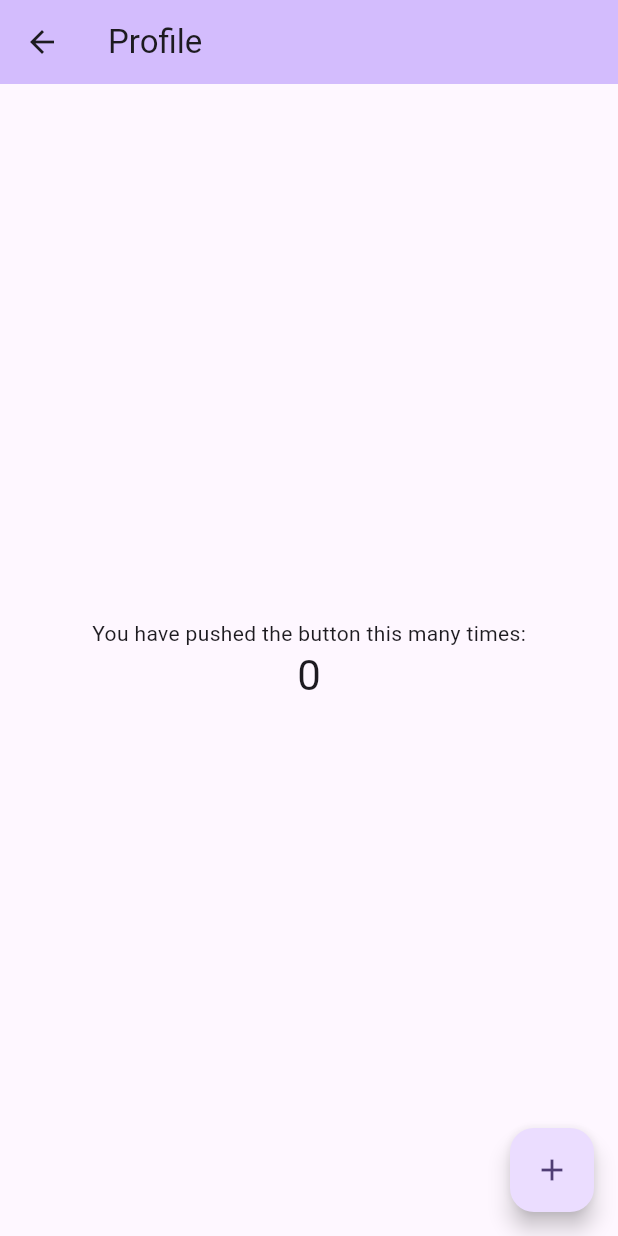
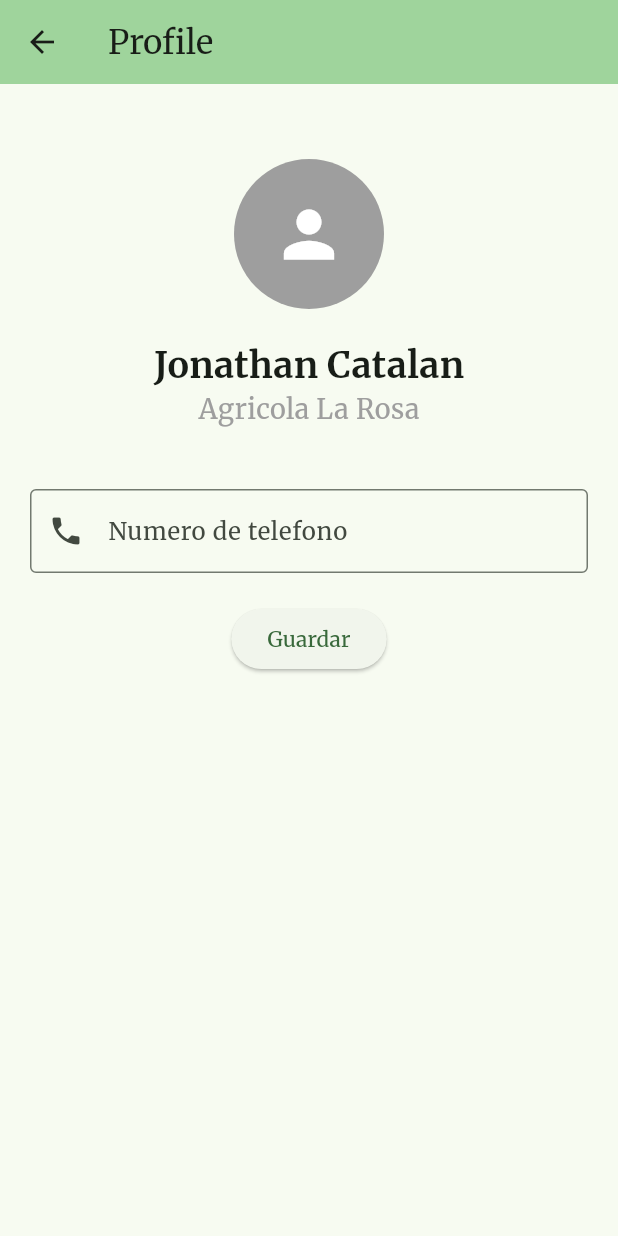
Before and after one commit to JohnCooper25/AgroData_App, a Flutter app: the screen it shows after launch, after a tap on the "menu" icon, after a tap on "Profile", on a phone screen of 412 x 824 dp. Run offline on Flutter 3.47's test engine with Material 3 defaults, Android fonts, the phone set to English and light mode, and no system bars.

Commit message:
Se implementan iconos, fonts, y se implementan cambios en las pantallas de la app

```diff
--- a/App_AgroData/lib/Pages/Home.dart
+++ b/App_AgroData/lib/Pages/Home.dart
@@ -1,4 +1,5 @@
 import 'package:flutter/material.dart';
+import 'package:flutter_application_1/Pages/New_Harvest.dart';
 import 'package:flutter_application_1/Pages/profile.dart';
 
 class MyHomePage extends StatefulWidget {
@@ -16,8 +17,15 @@ class _MyHomePageState extends State<MyHomePage> {
     fontSize: 30,
     fontWeight: FontWeight.bold,
   );
-  static const List<Widget> _widgetOptions = <Widget>[
-    Text('Index 0: Home', style: optionStyle),
+  static final List<Widget> _widgetOptions = <Widget>[
+    Container(
+    decoration: const BoxDecoration(
+      image: DecorationImage(
+        image: AssetImage('assets/backgrounds/background_home.png'),
+        fit: BoxFit.fill,
+      ),
+    ),
+  ),
     Text('Index 1: Profile', style: optionStyle),
     Text('Index 2: New Harvest', style: optionStyle),
   ];
@@ -52,16 +60,16 @@ class _MyHomePageState extends State<MyHomePage> {
           padding: EdgeInsets.zero,
           children: [
             const DrawerHeader(
-              decoration: BoxDecoration(color: Colors.blue),
-              child: Text('Drawer Header'),
+              decoration: BoxDecoration(color: Color.fromARGB(255, 123, 200, 126)),
+              child: Text('Menu'),
             ),
             ListTile(
               title: const Text('Home'),
               selected: _selectedIndex == 0,
               onTap: () {
-                // Update the state of the app
+
                 _onItemTapped(0);
-                // Then close the drawer
+
                 Navigator.pop(context);
               },
             ),
@@ -69,21 +77,19 @@ class _MyHomePageState extends State<MyHomePage> {
               title: const Text('Profile'),
               selected: _selectedIndex == 1,
               onTap: () {
-                // Update the state of the app
-                //_onItemTapped(1);
+
                 Navigator.push(context, MaterialPageRoute(builder: (context) => const MyProfilePage(title: 'Profile')));
-                // Then close the drawer
-                //Navigator.pop(context);
+
               },
             ),
             ListTile(
               title: const Text('New Harvest'),
               selected: _selectedIndex == 2,
               onTap: () {
-                // Update the state of the app
-                _onItemTapped(2);
-                // Then close the drawer
-                Navigator.pop(context);
+
+               Navigator.push(context, MaterialPageRoute(builder: (context) => const MyNew_HarvestPage(title: 'New Harvest')));
+
+
               },
             ),
           ],
--- a/App_AgroData/lib/Pages/Profile.dart
+++ b/App_AgroData/lib/Pages/Profile.dart
@@ -3,55 +3,71 @@ import 'package:flutter/material.dart';
 class MyProfilePage extends StatefulWidget {
   const MyProfilePage({super.key, required this.title});
 
-
   final String title;
 
   @override
   State<MyProfilePage> createState() => _MyProfileState();
-
-
 }
 
+class _MyProfileState extends State<MyProfilePage> {
+  final TextEditingController _phoneController = TextEditingController();
 
-class _MyProfileState extends State<MyProfilePage> {
-  int _counter = 0;
-
-  void _incrementCounter() {
-    setState(() {
-
-      _counter++;
-    });
-  }
+  final String _name = "Jonathan Catalan";
+  final String _huerto = "Agricola La Rosa";
 
   @override
   Widget build(BuildContext context) {
-
     return Scaffold(
       appBar: AppBar(
-
         backgroundColor: Theme.of(context).colorScheme.inversePrimary,
-
         title: Text(widget.title),
       ),
-      body: Center(
-
+      body: Padding(
+        padding: const EdgeInsets.all(20.0),
         child: Column(
-
-          mainAxisAlignment: MainAxisAlignment.center,
-          children: <Widget>[
-            const Text('You have pushed the button this many times:'),
+          children: [
+            const SizedBox(height: 30),
+            const CircleAvatar(
+              radius: 50,
+              backgroundColor: Colors.grey,
+              child: Icon(
+                Icons.person,
+                size: 50,
+                color: Colors.white,
+              ),
+            ),
+            const SizedBox(height: 20),
             Text(
-              '$_counter',
-              style: Theme.of(context).textTheme.headlineMedium,
+              _name,
+              style: const TextStyle(fontSize: 24, fontWeight: FontWeight.bold),
+            ),
+            Text(
+              _huerto,
+              style: const TextStyle(fontSize: 18, color: Colors.grey),
+            ),
+            const SizedBox(height: 40),
+            TextField(
+              controller: _phoneController,
+              keyboardType: TextInputType.phone,
+              decoration: const InputDecoration(
+                labelText: 'Numero de telefono',
+                border: OutlineInputBorder(),
+                prefixIcon: Icon(Icons.phone),
+              ),
+            ),
+            const SizedBox(height: 20),
+            ElevatedButton(
+              onPressed: () {
+                String phone = _phoneController.text;
+                ScaffoldMessenger.of(context).showSnackBar(
+                  SnackBar(content: Text('Numero guardado: $phone')),
+                );
+              },
+              child: const Text('Guardar'),
             ),
           ],
         ),
       ),
-      floatingActionButton: FloatingActionButton(
-        onPressed: _incrementCounter,
-        tooltip: 'Increment',
-        child: const Icon(Icons.add),
-      ),
     );
   }
 }
--- a/App_AgroData/lib/Pages/Splash.dart
+++ b/App_AgroData/lib/Pages/Splash.dart
@@ -1,57 +1,44 @@
 import 'package:flutter/material.dart';
+import 'home.dart'; // Asegúrate de importar home.dart correctamente
 
 class MySplashPage extends StatefulWidget {
-  const MySplashPage({super.key, required this.title});
-
-
-
-  final String title;
+  const MySplashPage({super.key});
 
   @override
-  State<MySplashPage> createState() => _MySplashState();
-
-
+  State<MySplashPage> createState() => _MySplashPageState();
 }
 
+class _MySplashPageState extends State<MySplashPage> {
+  @override
+  void initState() {
+    super.initState();
 
-class _MySplashState extends State<MySplashPage> {
-  int _counter = 0;
-
-  void _incrementCounter() {
-    setState(() {
-
-      _counter++;
+    // Esperar 3 segundos y navegar a la pantalla Home
+    Future.delayed(const Duration(seconds: 3), () {
+      Navigator.of(context).pushReplacement(
+        MaterialPageRoute(
+          builder: (context) => const MyHomePage(title: 'AgroData'),
+        ),
+      );
     });
   }
 
   @override
 Widget build(BuildContext context) {
-
   return Scaffold(
-      appBar: AppBar(
-
-        backgroundColor: Theme.of(context).colorScheme.inversePrimary,
-
-        title: Text(widget.title),
+    body: Center(
+      child: Column(
+        mainAxisAlignment: MainAxisAlignment.center,
+        children: [
+          Image.asset(
+            'assets/icons/icon.png',
+            width: 120,
+            height: 120,
           ),
-      body: Center(
-
-        child: Column(
-
-          mainAxisAlignment: MainAxisAlignment.center,
-          children: <Widget>[
-            const Text('You have pushed the button this many times:'),
-            Text(
-              '$_counter',
-              style: Theme.of(context).textTheme.headlineMedium,
-            ),
+          const SizedBox(height: 20),
+          const CircularProgressIndicator(),
         ],
       ),
-      ),
-      floatingActionButton: FloatingActionButton(
-        onPressed: _incrementCounter,
-        tooltip: 'Increment',
-        child: const Icon(Icons.add),
     ),
   );
 }
--- a/App_AgroData/lib/main.dart
+++ b/App_AgroData/lib/main.dart
@@ -1,8 +1,5 @@
 import 'package:flutter/material.dart';
-import 'Pages/home.dart';
-import 'Pages/new_Harvest.dart';
-import 'Pages/profile.dart';
-import 'Pages/splash.dart ';
+import 'pages/splash.dart';
 
 void main() {
   runApp(const MyApp());
@@ -11,16 +8,15 @@ void main() {
 class MyApp extends StatelessWidget {
   const MyApp({super.key});
 
-  // This widget is the root of your application.
   @override
   Widget build(BuildContext context) {
     return MaterialApp(
-      title: 'Agro_Data',
+      title: 'AgroData',
       theme: ThemeData(
-
-        colorScheme: ColorScheme.fromSeed(seedColor: Colors.deepPurple),
+        fontFamily: 'Merriweather',
+        colorScheme: ColorScheme.fromSeed(seedColor: const Color.fromARGB(255, 71, 222, 96)),
       ),
-      home: const MyHomePage(title: 'AgroData'),
+      home: const MySplashPage(),
     );
   }
 }
```
Also changed, not shown: App_AgroData/lib/Pages/New_Harvest.dart (+92 -28 lines), App_AgroData/pubspec.yaml (+12 -13 lines), App_AgroData/assets/backgrounds/background_home.png (added), App_AgroData/assets/icons/icon.png (added), 1 other file. Lines whose indentation alone changed are shown as unchanged.
